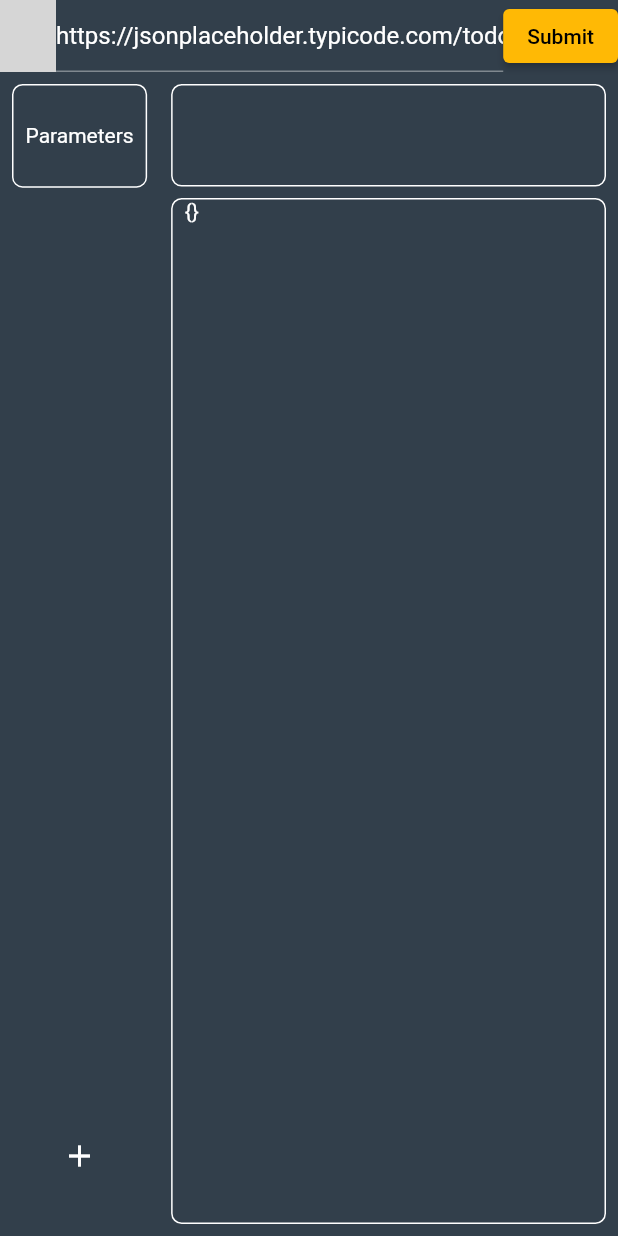
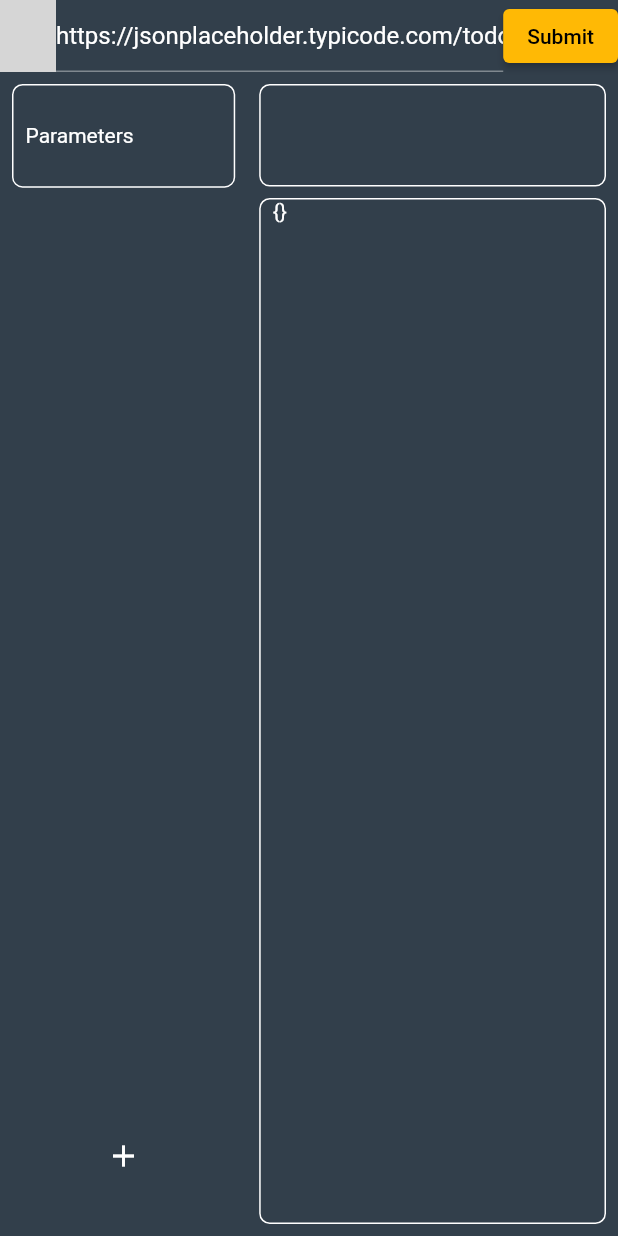
Before and after one commit to mayankkushal/dune, a Flutter app: the screen it shows after launch, on a phone screen of 412 x 824 dp. Run offline on Flutter 3.47's test engine with Material 2 defaults, Android fonts, the phone set to English and light mode, and no system bars; our stand-ins replace flutter_hooks, get, get_storage; missing offline and left inert: search_choices; Roboto replaces fonts that are missing (Montserrat); grey boxes are pictures that could not be loaded.

Commit message:
extract layout

```diff
--- a/lib/screens/home/input_pane.dart
+++ b/lib/screens/home/input_pane.dart
@@ -17,9 +17,6 @@ class InputPane extends StatelessWidget {
   Widget build(BuildContext context) {
     return Form(
       key: _parameterFormKey,
-      child: Flexible(
-        flex: 4,
-        fit: FlexFit.tight,
       child: Container(
         child: Padding(
           padding: const EdgeInsets.all(8.0),
@@ -58,7 +55,6 @@ class InputPane extends StatelessWidget {
           ),
         ),
       ),
-      ),
     );
   }
 }
--- a/lib/screens/home/main_section.dart
+++ b/lib/screens/home/main_section.dart
@@ -23,11 +23,18 @@ class MainSection extends StatelessWidget {
       child: Row(
         crossAxisAlignment: CrossAxisAlignment.start,
         children: [
-          InputPane(
-              parameterFormKey: _parameterFormKey,
-              parameterList: parameterList,
-              onPressed: onPressed),
-          ResponsePane(response: response),
+          Flexible(
+            flex: 4,
+            fit: FlexFit.tight,
+            child: InputPane(
+                parameterFormKey: _parameterFormKey,
+                parameterList: parameterList,
+                onPressed: onPressed),
+          ),
+          Flexible(
+              flex: 6,
+              fit: FlexFit.tight,
+              child: ResponsePane(response: response)),
         ],
       ),
     );
--- a/lib/screens/home/response_pane.dart
+++ b/lib/screens/home/response_pane.dart
@@ -13,10 +13,7 @@ class ResponsePane extends StatelessWidget {
 
   @override
   Widget build(BuildContext context) {
-    return Flexible(
-      flex: 6,
-      fit: FlexFit.tight,
-      child: Container(
+    return Container(
       child: Padding(
         padding: const EdgeInsets.all(8.0),
         child: Column(
@@ -28,7 +25,6 @@ class ResponsePane extends StatelessWidget {
             ),
             ResponseSection(response: response),
           ],
-          ),
         ),
       ),
     );
```
Also changed, not shown: lib/widgets/json_viewer.dart (+8 -11 lines). Lines whose indentation alone changed are shown as unchanged.
